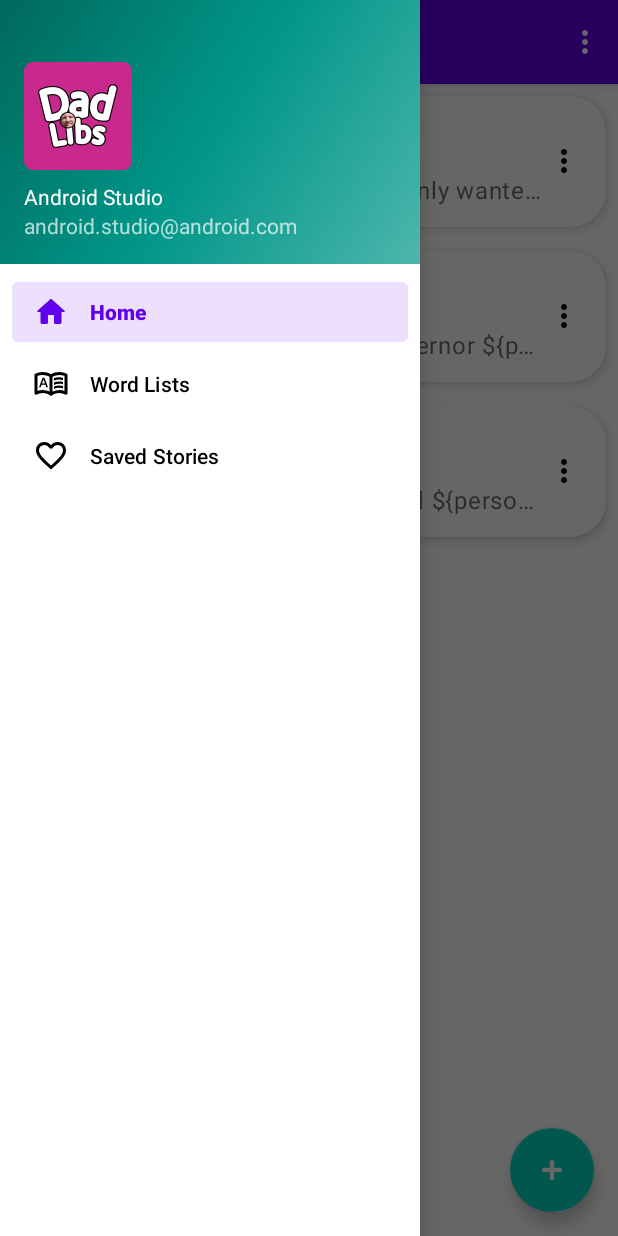
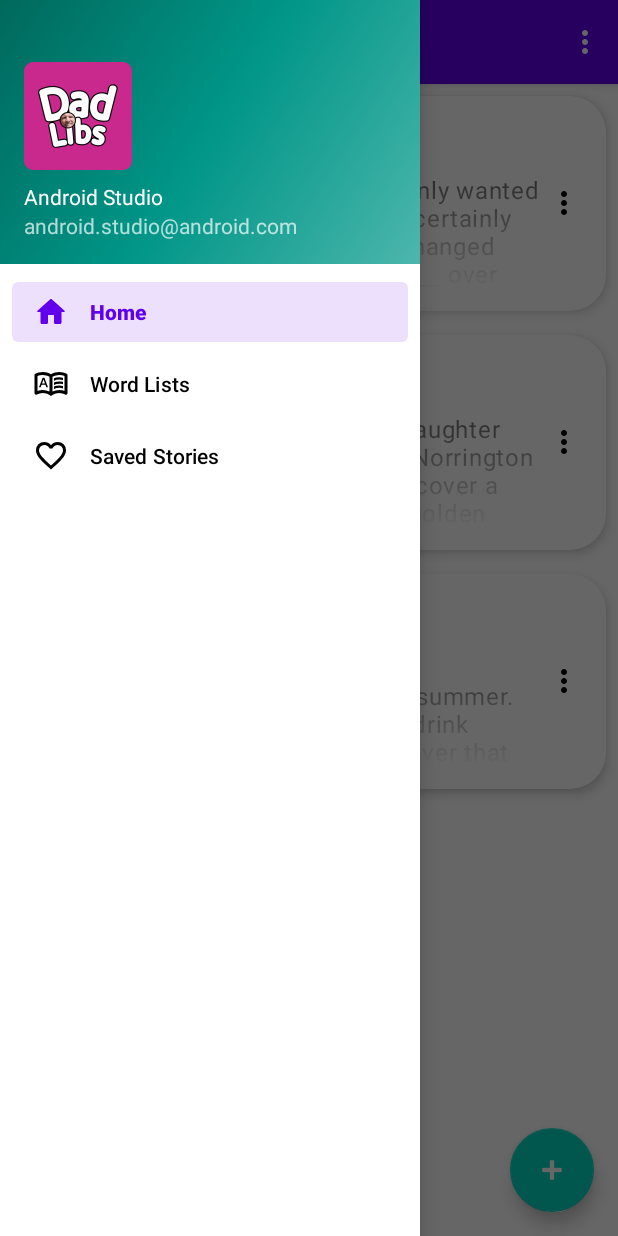
Before and after one commit to BrendanJMitch/dad_libs, an Android app: the screen it shows after launch (MainActivity), with the side drawer open, on a phone screen of 412 x 824 dp. Run offline under Robolectric (Android 15) with nearby library versions, the phone set to English and light mode, and no system bars; our stand-ins replace Room's generated code, navigation-ui.

Commit message:
Change look of template cards

```diff
--- a/app/src/main/java/com/brendan/dadlibs/engine/DadLibEngine.java
+++ b/app/src/main/java/com/brendan/dadlibs/engine/DadLibEngine.java
@@ -61,6 +61,11 @@ public class DadLibEngine {
         return new SavedStory(template.name, template.id, sb.toString(), null, null);
     }
 
+    public static String getPreview(Template template){
+        String fillInTheBlank = " \u0332 \u0332 \u0332 \u0332 \u0332";
+        return template.text.replaceAll(markerPattern.toString(), fillInTheBlank);
+    }
+
     private void shuffleWords(){
         for (List<Word> randomWordList : randomWords.values()){
             Collections.shuffle(randomWordList);
--- a/app/src/main/java/com/brendan/dadlibs/ui/home/TemplateAdapter.java
+++ b/app/src/main/java/com/brendan/dadlibs/ui/home/TemplateAdapter.java
@@ -1,5 +1,7 @@
 package com.brendan.dadlibs.ui.home;
 
+import android.graphics.LinearGradient;
+import android.graphics.Shader;
 import android.util.Log;
 import android.util.TypedValue;
 import android.view.LayoutInflater;
@@ -12,6 +14,7 @@ import androidx.annotation.NonNull;
 import androidx.recyclerview.widget.RecyclerView;
 
 import com.brendan.dadlibs.R;
+import com.brendan.dadlibs.engine.DadLibEngine;
 import com.brendan.dadlibs.entity.Template;
 
 import java.util.ArrayList;
@@ -30,6 +33,19 @@ public class TemplateAdapter extends RecyclerView.Adapter<TemplateAdapter.Templa
             title = itemView.findViewById(R.id.template_title);
             preview = itemView.findViewById(R.id.template_preview);
             menuButton = itemView.findViewById(R.id.template_menu);
+            preview.post(() -> {
+                LinearGradient shader = new LinearGradient(
+                        0, 0, 0, preview.getHeight(),
+                        new int[]{
+                                0xFF000000,   // fully opaque at top
+                                0x00000000    // fully transparent at bottom
+                        },
+                        null,
+                        Shader.TileMode.CLAMP
+                );
+                preview.getPaint().setShader(shader);
+                preview.setLayerType(View.LAYER_TYPE_SOFTWARE, null);
+            });
         }
     }
 
@@ -61,23 +77,7 @@ public class TemplateAdapter extends RecyclerView.Adapter<TemplateAdapter.Templa
         Template template = templates.get(index);
 
         holder.title.setText(template.name);
-        holder.preview.setText(template.text);
-
-        TypedValue typedValue = new TypedValue();
-        boolean found = holder.title.getContext().getTheme()
-                .resolveAttribute(
-                        com.google.android.material.R.attr.textAppearanceTitleMedium,
-                        typedValue,
-                        true);
-
-        if (found) {
-            int styleResId = typedValue.resourceId;
-            // Apply this style to the TextView
-            holder.title.setTextAppearance(styleResId);
-        } else {
-            Log.w("PIZZA cow", "Could not resolve textAppearanceTitleMedium!");
-            Log.w("PIZZA ferret", holder.title.getContext().getTheme().toString());
-        }
+        holder.preview.setText(DadLibEngine.getPreview(template));
 
         holder.itemView.setOnClickListener(v -> templateClickListener.onClick(template));
         holder.menuButton.setOnClickListener(v -> menuClickListener.onClick(template));
@@ -94,4 +94,5 @@ public class TemplateAdapter extends RecyclerView.Adapter<TemplateAdapter.Templa
     public void setTemplates(List<Template> templates){
         this.templates = templates;
     }
+
 }
--- a/app/src/main/res/layout/template_card.xml
+++ b/app/src/main/res/layout/template_card.xml
@@ -33,13 +33,16 @@
 
             <com.google.android.material.textview.MaterialTextView
                 android:id="@+id/template_preview"
-                android:layout_width="wrap_content"
-                android:layout_height="wrap_content"
                 android:layout_marginBottom="2dp"
                 android:textAppearance="?attr/textAppearanceBody1"
                 android:textColor="?android:textColorSecondary"
-                android:maxLines="1"
-                android:ellipsize="end"/>
+                android:layout_width="match_parent"
+                android:layout_height="wrap_content"
+                android:ellipsize="none"
+                android:gravity="top"
+                android:overScrollMode="never"
+                android:scrollbars="none"
+                android:maxLines="4"/>
         </LinearLayout>
 
         <!-- Checkbox -->
```
